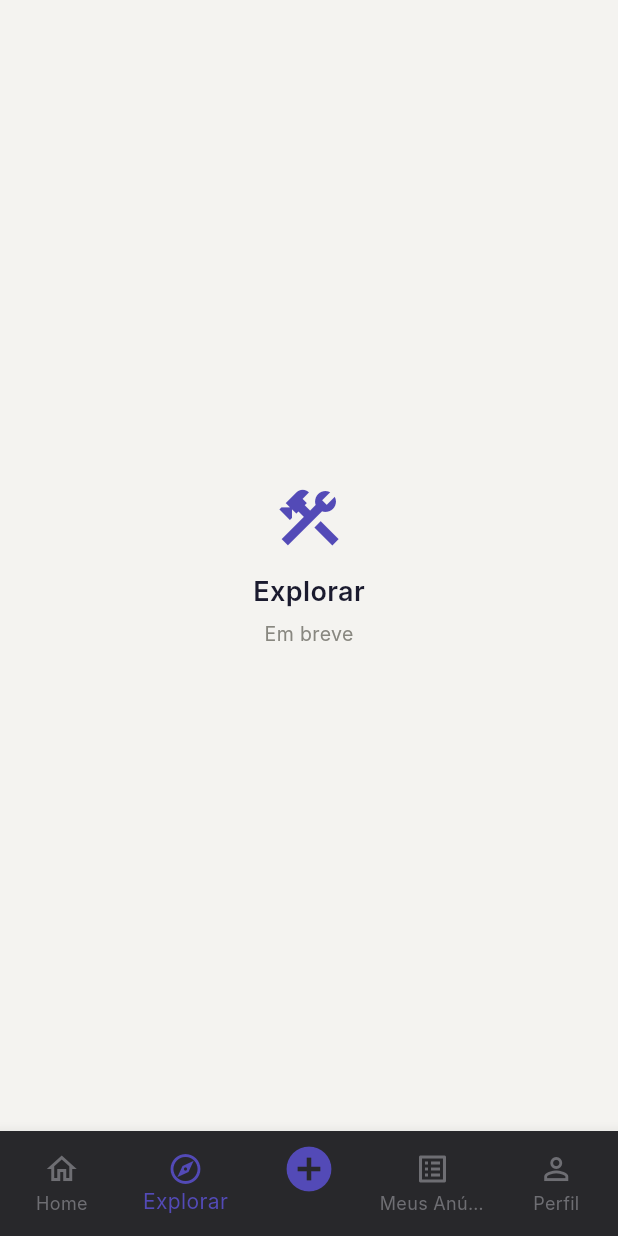
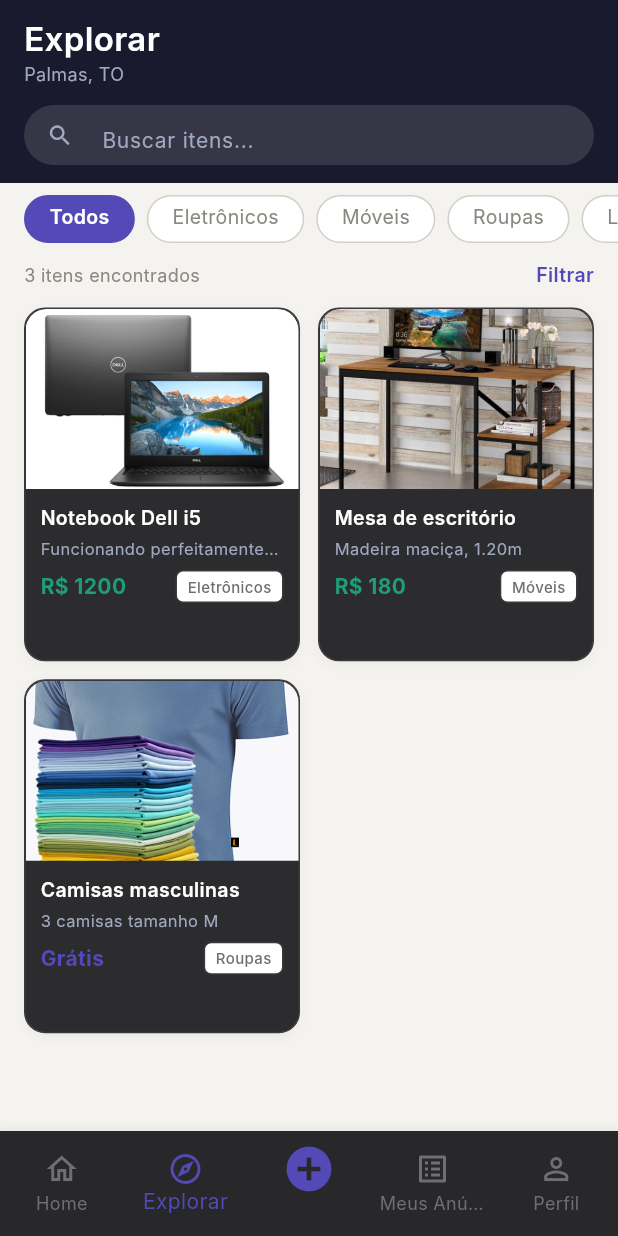
Before and after one commit to JoaoPOPaulino/desapego_app, a Flutter app: the screen it shows after launch, item 2 of the bottom bar chosen, on a phone screen of 412 x 824 dp. Run offline on Flutter 3.47's test engine with Material 3 defaults, Android fonts, the phone set to English and light mode, and no system bars; our stand-ins replace carousel_slider, cloud_firestore, firebase_core, flutter_image_compress, image_picker, mask_text_input_formatter; accounts and stored records are empty; Roboto replaces fonts that are missing (Inter).

Commit message:
Explorar e melhorias viasuais

```diff
--- a/lib/app.dart
+++ b/lib/app.dart
@@ -1,5 +1,6 @@
 import 'package:desapego/core/theme.dart';
 import 'package:desapego/screens/cadastrar_screen.dart';
+import 'package:desapego/screens/explorar_screen.dart';
 import 'package:desapego/screens/home_screen.dart';
 import 'package:flutter/material.dart';
 
@@ -30,7 +31,7 @@ class _MainScreenState extends State<MainScreen> {
   // Apenas as telas já implementadas
   final List<Widget> _screens = [
     const HomeScreen(),
-    const _EmBreve(label: 'Explorar'),
+    const ExplorarScreen(),
     const _EmBreve(label: 'Meus Anúncios'),
     const _EmBreve(label: 'Perfil'),
   ];
--- /dev/null
+++ b/lib/data/mock_data.dart
@@ -0,0 +1,42 @@
+import '../models/item_model.dart';
+
+class MockData {
+  static final List<ItemModel> itens = [
+    ItemModel(
+      id: '1',
+      nome: 'Notebook Dell i5',
+      descricao: 'Funcionando perfeitamente, 8GB RAM',
+      categoria: 'Eletrônicos',
+      preco: 1200,
+      nomeContato: 'João Silva',
+      contato: '(63) 9 9999-0000',
+      imagemAsset: 'assets/images/notebook.png',
+      destaque: true,
+      criadoEm: DateTime.now(),
+    ),
+    ItemModel(
+      id: '2',
+      nome: 'Mesa de escritório',
+      descricao: 'Madeira maciça, 1.20m',
+      categoria: 'Móveis',
+      preco: 180,
+      nomeContato: 'Maria Souza',
+      contato: '(63) 9 8888-0000',
+      imagemAsset: 'assets/images/mesa_escritorio.jpg',
+      destaque: true,
+      criadoEm: DateTime.now(),
+    ),
+    ItemModel(
+      id: '3',
+      nome: 'Camisas masculinas',
+      descricao: '3 camisas tamanho M',
+      categoria: 'Roupas',
+      preco: null,
+      nomeContato: 'Pedro Lima',
+      contato: '(63) 9 7777-0000',
+      imagemAsset: 'assets/images/camisas.png',
+      destaque: true,
+      criadoEm: DateTime.now(),
+    ),
+  ];
+}
--- a/lib/screens/detalhe_screen.dart
+++ b/lib/screens/detalhe_screen.dart
@@ -1,5 +1,6 @@
 import 'package:desapego/core/theme.dart';
 import 'package:desapego/models/item_model.dart';
+import 'package:desapego/widgets/item_imagem.dart';
 import 'package:flutter/material.dart';
 
 class DetalheScreen extends StatelessWidget {
@@ -23,7 +24,7 @@ class DetalheScreen extends StatelessWidget {
                   _buildDivider(),
                   _buildDescricao(),
                   _buildContato(),
-                  const SizedBox(height: 80),
+                  const SizedBox(height: 100),
                 ],
               ),
             ),
@@ -37,36 +38,18 @@ class DetalheScreen extends StatelessWidget {
   Widget _buildHeroImage(BuildContext context) {
     return Stack(
       children: [
-        Container(
+        // Usa ItemImage — suporta Base64, URL e asset
+        SizedBox(
           width: double.infinity,
           height: 260,
-          color: const Color(0xFFE1F5EE),
-          child: item.imagemUrl != null
-              ? Image.network(
-                  item.imagemUrl!,
-                  fit: BoxFit.cover,
-                  loadingBuilder: (_, child, progress) {
-                    if (progress == null) return child;
-                    return const Center(
-                      child: CircularProgressIndicator(color: AppTheme.primary),
-                    );
-                  },
-                  errorBuilder: (_, __, ___) => const Center(
-                    child: Icon(
-                      Icons.image_not_supported_outlined,
-                      color: Colors.white54,
-                      size: 48,
-                    ),
-                  ),
-                )
-              : const Center(
-                  child: Icon(
-                    Icons.image_outlined,
-                    color: Color(0xFF1D9E75),
-                    size: 64,
-                  ),
-                ),
+          child: ItemImage(
+            item: item,
+            width: double.infinity,
+            height: 260,
+            fit: BoxFit.cover,
+          ),
         ),
+        // Botão voltar
         SafeArea(
           child: Padding(
             padding: const EdgeInsets.all(12),
@@ -88,7 +71,7 @@ class DetalheScreen extends StatelessWidget {
             ),
           ),
         ),
-
+        // Indicador de fotos
         Positioned(
           bottom: 12,
           right: 16,
@@ -226,7 +209,7 @@ class DetalheScreen extends StatelessWidget {
     final partes = nome.split(' ');
     final iniciais = partes.length >= 2
         ? '${partes[0][0]}${partes[1][0]}'.toUpperCase()
-        : nome.substring(0, 2).toUpperCase();
+        : nome.substring(0, nome.length >= 2 ? 2 : 1).toUpperCase();
 
     return Padding(
       padding: const EdgeInsets.fromLTRB(16, 20, 16, 0),
--- /dev/null
+++ b/lib/screens/explorar_screen.dart
@@ -0,0 +1,379 @@
+import 'package:desapego/core/theme.dart';
+import 'package:desapego/data/mock_data.dart';
+import 'package:desapego/models/item_model.dart';
+import 'package:desapego/screens/detalhe_screen.dart';
+import 'package:desapego/services/item_service.dart';
+import 'package:desapego/widgets/item_imagem.dart';
+import 'package:flutter/material.dart';
+import 'package:flutter/services.dart';
+
+class ExplorarScreen extends StatefulWidget {
+  const ExplorarScreen({super.key});
+
+  @override
+  State<ExplorarScreen> createState() => _ExplorarScreenState();
+}
+
+class _ExplorarScreenState extends State<ExplorarScreen> {
+  String _categoriaSelecionada = 'Todos';
+  String _busca = '';
+
+  final List<String> _categorias = [
+    'Todos',
+    'Eletrônicos',
+    'Móveis',
+    'Roupas',
+    'Livros',
+    'Esportes',
+    'Outros',
+  ];
+
+  List<ItemModel> _filtrar(List<ItemModel> itens) {
+    return itens.where((item) {
+      final categoriaOk =
+          _categoriaSelecionada == 'Todos' ||
+          item.categoria == _categoriaSelecionada;
+      final buscaOk =
+          _busca.isEmpty ||
+          item.nome.toLowerCase().contains(_busca.toLowerCase()) ||
+          item.descricao.toLowerCase().contains(_busca.toLowerCase());
+      return categoriaOk && buscaOk;
+    }).toList();
+  }
+
+  @override
+  Widget build(BuildContext context) {
+    SystemChrome.setSystemUIOverlayStyle(
+      const SystemUiOverlayStyle(
+        statusBarColor: Colors.transparent,
+        statusBarIconBrightness: Brightness.light,
+      ),
+    );
+
+    return Scaffold(
+      backgroundColor: AppTheme.contentBg,
+      body: Column(
+        children: [
+          _buildTopBar(context),
+          Expanded(
+            child: StreamBuilder<List<ItemModel>>(
+              stream: ItemService.listarTodos(),
+              builder: (context, snapshot) {
+                if (snapshot.connectionState == ConnectionState.waiting) {
+                  return const Center(
+                    child: CircularProgressIndicator(color: AppTheme.primary),
+                  );
+                }
+
+                if (snapshot.hasError) {
+                  return Center(
+                    child: Text(
+                      'Erro ao carregar itens.',
+                      style: TextStyle(color: Colors.red[300]),
+                    ),
+                  );
+                }
+
+                final itensFirestore = snapshot.data ?? [];
+
+                final todos = [...MockData.itens, ...itensFirestore];
+                final filtrados = _filtrar(todos);
+
+                return Column(
+                  children: [
+                    _buildFiltros(),
+                    _buildContador(filtrados.length),
+                    Expanded(child: _buildGrid(context, filtrados)),
+                  ],
+                );
+              },
+            ),
+          ),
+        ],
+      ),
+    );
+  }
+
+  Widget _buildTopBar(BuildContext context) {
+    return Container(
+      color: AppTheme.background,
+      padding: EdgeInsets.only(
+        top: MediaQuery.of(context).padding.top + 10,
+        left: 16,
+        right: 16,
+        bottom: 12,
+      ),
+      child: Column(
+        crossAxisAlignment: CrossAxisAlignment.start,
+        children: [
+          const Row(
+            mainAxisAlignment: MainAxisAlignment.spaceBetween,
+            children: [
+              Column(
+                crossAxisAlignment: CrossAxisAlignment.start,
+                children: [
+                  Text(
+                    'Explorar',
+                    style: TextStyle(
+                      color: AppTheme.textPrimary,
+                      fontSize: 22,
+                      fontWeight: FontWeight.w600,
+                    ),
+                  ),
+                  Text(
+                    'Palmas, TO',
+                    style: TextStyle(
+                      color: AppTheme.textSecondary,
+                      fontSize: 12,
+                    ),
+                  ),
+                ],
+              ),
+            ],
+          ),
+          const SizedBox(height: 12),
+          Container(
+            height: 40,
+            decoration: BoxDecoration(
+              color: Colors.white.withOpacity(0.12),
+              borderRadius: BorderRadius.circular(20),
+            ),
+            child: TextField(
+              onChanged: (v) => setState(() => _busca = v),
+              style: const TextStyle(color: Colors.white, fontSize: 14),
+              decoration: const InputDecoration(
+                hintText: 'Buscar itens...',
+                hintStyle: TextStyle(
+                  color: AppTheme.textSecondary,
+                  fontSize: 14,
+                ),
+                prefixIcon: Icon(
+                  Icons.search,
+                  color: AppTheme.textSecondary,
+                  size: 18,
+                ),
+                border: InputBorder.none,
+                contentPadding: EdgeInsets.symmetric(vertical: 10),
+              ),
+            ),
+          ),
+        ],
+      ),
+    );
+  }
+
+  Widget _buildFiltros() {
+    return SizedBox(
+      height: 48,
+      width: double.infinity,
+      child: ListView.separated(
+        scrollDirection: Axis.horizontal,
+        physics: const BouncingScrollPhysics(),
+        shrinkWrap: true,
+        padding: const EdgeInsets.symmetric(horizontal: 16, vertical: 8),
+        itemCount: _categorias.length,
+        separatorBuilder: (_, __) => const SizedBox(width: 8),
+        itemBuilder: (context, index) {
+          final cat = _categorias[index];
+          final selecionado = cat == _categoriaSelecionada;
+
+          return GestureDetector(
+            onTap: () => setState(() => _categoriaSelecionada = cat),
+            child: AnimatedContainer(
+              duration: const Duration(milliseconds: 150),
+              padding: const EdgeInsets.symmetric(horizontal: 16, vertical: 4),
+              decoration: BoxDecoration(
+                color: selecionado ? AppTheme.primary : Colors.white,
+                borderRadius: BorderRadius.circular(20),
+                border: Border.all(
+                  color: selecionado
+                      ? AppTheme.primary
+                      : const Color(0xFFD0CFC8),
+                ),
+              ),
+              child: Text(
+                cat,
+                style: TextStyle(
+                  color: selecionado ? Colors.white : const Color(0xFF888780),
+                  fontSize: 13,
+                  fontWeight: selecionado ? FontWeight.w600 : FontWeight.normal,
+                ),
+              ),
+            ),
+          );
+        },
+      ),
+    );
+  }
+
+  Widget _buildContador(int total) {
+    return Padding(
+      padding: const EdgeInsets.fromLTRB(16, 4, 16, 8),
+      child: Row(
+        mainAxisAlignment: MainAxisAlignment.spaceBetween,
+        children: [
+          Text(
+            '$total ${total == 1 ? 'item encontrado' : 'itens encontrados'}',
+            style: const TextStyle(color: Color(0xFF888780), fontSize: 12),
+          ),
+          const Text(
+            'Filtrar',
+            style: TextStyle(
+              color: AppTheme.primary,
+              fontSize: 13,
+              fontWeight: FontWeight.w600,
+            ),
+          ),
+        ],
+      ),
+    );
+  }
+
+  Widget _buildGrid(BuildContext context, List<ItemModel> itens) {
+    if (itens.isEmpty) {
+      return const Center(
+        child: Column(
+          mainAxisAlignment: MainAxisAlignment.center,
+          children: [
+            Icon(Icons.search_off_outlined, size: 48, color: Color(0xFFB4B2A9)),
+            SizedBox(height: 12),
+            Text(
+              'Nenhum item encontrado',
+              style: TextStyle(color: Color(0xFF888780), fontSize: 14),
+            ),
+          ],
+        ),
+      );
+    }
+
+    return GridView.builder(
+      padding: const EdgeInsets.symmetric(horizontal: 16, vertical: 4),
+      gridDelegate: const SliverGridDelegateWithFixedCrossAxisCount(
+        crossAxisCount: 2,
+        crossAxisSpacing: 12,
+        mainAxisSpacing: 12,
+        childAspectRatio: 0.78,
+      ),
+      itemCount: itens.length,
+      itemBuilder: (context, index) => _buildGridCard(context, itens[index]),
+    );
+  }
+
+  Widget _buildGridCard(BuildContext context, ItemModel item) {
+    return GestureDetector(
+      onTap: () => Navigator.push(
+        context,
+        MaterialPageRoute(builder: (_) => DetalheScreen(item: item)),
+      ),
+      child: Container(
+        decoration: BoxDecoration(
+          color: AppTheme.cardColor,
+          borderRadius: BorderRadius.circular(14),
+          border: Border.all(color: AppTheme.border, width: 1),
+          boxShadow: [
+            BoxShadow(
+              color: Colors.black.withOpacity(0.04),
+              blurRadius: 6,
+              offset: const Offset(0, 2),
+            ),
+          ],
+        ),
+        child: Column(
+          crossAxisAlignment: CrossAxisAlignment.start,
+          children: [
+            // IMAGEM + CATEGORIA
+            Stack(
+              children: [
+                ClipRRect(
+                  borderRadius: const BorderRadius.vertical(
+                    top: Radius.circular(14),
+                  ),
+                  child: ItemImage(
+                    item: item,
+                    width: double.infinity,
+                    height: 120,
+                    fit: BoxFit.cover,
+                  ),
+                ),
+              ],
+            ),
+
+            //INFORMAÇÕES
+            Padding(
+              padding: const EdgeInsets.all(10),
+              child: Column(
+                crossAxisAlignment: CrossAxisAlignment.start,
+                children: [
+                  Text(
+                    item.nome,
+                    maxLines: 1,
+                    overflow: TextOverflow.ellipsis,
+                    style: const TextStyle(
+                      color: AppTheme.textPrimary,
+                      fontSize: 13,
+                      fontWeight: FontWeight.w600,
+                    ),
+                  ),
+
+                  const SizedBox(height: 3),
+
+                  Text(
+                    item.descricao,
+                    maxLines: 1,
+                    overflow: TextOverflow.ellipsis,
+                    style: const TextStyle(
+                      color: AppTheme.textSecondary,
+                      fontSize: 11,
+                    ),
+                  ),
+
+                  const SizedBox(height: 6),
+
+                  Row(
+                    mainAxisAlignment: MainAxisAlignment.spaceBetween,
+                    children: [
+                      Text(
+                        item.isGratuito
+                            ? 'Grátis'
+                            : 'R\$ ${item.preco!.toStringAsFixed(0)}',
+                        style: TextStyle(
+                          color: item.isGratuito
+                              ? AppTheme.primary
+                              : AppTheme.priceGreen,
+                          fontSize: 14,
+                          fontWeight: FontWeight.w700,
+                        ),
+                      ),
+                      _buildCategoriaTag(item.categoria),
+                    ],
+                  ),
+                ],
+              ),
+            ),
+          ],
+        ),
+      ),
+    );
+  }
+
+  Widget _buildCategoriaTag(String categoria) {
+    return Container(
+      padding: const EdgeInsets.symmetric(horizontal: 7, vertical: 3),
+      decoration: BoxDecoration(
+        color: Colors.white,
+        borderRadius: BorderRadius.circular(5),
+        border: Border.all(color: AppTheme.border, width: 1),
+      ),
+      child: Text(
+        categoria,
+        style: const TextStyle(
+          color: AppTheme.textMuted,
+          fontSize: 10,
+          fontWeight: FontWeight.w500,
+        ),
+        maxLines: 1,
+        overflow: TextOverflow.ellipsis,
+      ),
+    );
+  }
+}
--- a/lib/screens/home_screen.dart
+++ b/lib/screens/home_screen.dart
@@ -6,49 +6,10 @@ import 'package:flutter/material.dart';
 import 'package:flutter/services.dart';
 import '../core/theme.dart';
 import '../models/item_model.dart';
+import '../data/mock_data.dart';
 
 class HomeScreen extends StatelessWidget {
   const HomeScreen({super.key});
-
-  // Dados mockados locais (enquanto não há itens no Firestore)
-  static final List<ItemModel> _destaquesMock = [
-    ItemModel(
-      id: '1',
-      nome: 'Notebook Dell i5',
-      descricao: 'Funcionando perfeitamente, 8GB RAM',
-      categoria: 'Eletrônicos',
-      preco: 1200,
-      nomeContato: 'João Silva',
-      contato: '(63) 9 9999-0000',
-      imagemAsset: 'assets/images/notebook.png',
-      destaque: true,
-      criadoEm: DateTime.now(),
-    ),
-    ItemModel(
-      id: '2',
-      nome: 'Mesa de escritório',
-      descricao: 'Madeira maciça, 1.20m',
-      categoria: 'Móveis',
-      preco: 180,
-      nomeContato: 'Maria Souza',
-      contato: '(63) 9 8888-0000',
-      imagemAsset: 'assets/images/mesa_escritorio.jpg',
-      destaque: true,
-      criadoEm: DateTime.now(),
-    ),
-    ItemModel(
-      id: '3',
-      nome: 'Camisas masculinas',
-      descricao: '3 camisas tamanho M',
-      categoria: 'Roupas',
-      preco: null,
-      nomeContato: 'Pedro Lima',
-      contato: '(63) 9 7777-0000',
-      imagemAsset: 'assets/images/camisas.png',
-      destaque: true,
-      criadoEm: DateTime.now(),
-    ),
-  ];
 
   @override
   Widget build(BuildContext context) {
@@ -71,11 +32,12 @@ class HomeScreen extends StatelessWidget {
                 children: [
                   const SizedBox(height: 16),
                   CarouselWidget(
-                    itens: _destaquesMock,
+                    itens: MockData.itens,
                     onItemTap: (item) => Navigator.push(
                       context,
                       MaterialPageRoute(
-                          builder: (_) => DetalheScreen(item: item)),
+                        builder: (_) => DetalheScreen(item: item),
+                      ),
                     ),
                   ),
                   const SizedBox(height: 20),
@@ -148,8 +110,7 @@ class HomeScreen extends StatelessWidget {
                 SizedBox(width: 8),
                 Text(
                   'Buscar itens...',
-                  style:
-                      TextStyle(color: AppTheme.textSecondary, fontSize: 14),
+                  style: TextStyle(color: AppTheme.textSecondary, fontSize: 14),
                 ),
               ],
             ),
@@ -206,51 +167,33 @@ class HomeScreen extends StatelessWidget {
             child: Center(
               child: Text(
                 'Erro ao carregar itens.',
-                style: TextStyle(color: Colors.red[300]),
+                style: TextStyle(color: Colors.red),
               ),
             ),
           );
         }
 
-        final itens = snapshot.data ?? [];
+        final itensFirestore = snapshot.data ?? [];
 
-        // Sem dados ainda — mostra mock
-        if (itens.isEmpty) {
-          return Padding(
-            padding: const EdgeInsets.symmetric(horizontal: 16),
-            child: Column(
-              children: _destaquesMock
-                  .map((item) => Padding(
-                        padding: const EdgeInsets.only(bottom: 10),
-                        child: ItemCard(
-                          item: item,
-                          onTap: () => Navigator.push(
-                            context,
-                            MaterialPageRoute(
-                                builder: (_) => DetalheScreen(item: item)),
-                          ),
-                        ),
-                      ))
-                  .toList(),
-            ),
-          );
-        }
+        final todosItens = [...MockData.itens, ...itensFirestore];
 
-        // Dados do Firestore
         return ListView.separated(
           shrinkWrap: true,
           physics: const NeverScrollableScrollPhysics(),
           padding: const EdgeInsets.symmetric(horizontal: 16),
-          itemCount: itens.length,
+          itemCount: todosItens.length,
           separatorBuilder: (_, __) => const SizedBox(height: 10),
-          itemBuilder: (context, index) => ItemCard(
-            item: itens[index],
-            onTap: () => Navigator.push(
-              context,
-              MaterialPageRoute(
-                  builder: (_) => DetalheScreen(item: itens[index])),
-            ),
-          ),
+          itemBuilder: (context, index) {
+            final item = todosItens[index];
+
+            return ItemCard(
+              item: item,
+              onTap: () => Navigator.push(
+                context,
+                MaterialPageRoute(builder: (_) => DetalheScreen(item: item)),
+              ),
+            );
+          },
         );
       },
     );
--- a/lib/widgets/item_card.dart
+++ b/lib/widgets/item_card.dart
@@ -2,7 +2,6 @@ import 'package:desapego/widgets/item_imagem.dart';
 import 'package:flutter/material.dart';
 import '../models/item_model.dart';
 import '../core/theme.dart';
-
 
 class ItemCard extends StatelessWidget {
   final ItemModel item;
@@ -181,8 +180,9 @@ class ItemCard extends StatelessWidget {
     return Container(
       padding: const EdgeInsets.symmetric(horizontal: 7, vertical: 3),
       decoration: BoxDecoration(
-        color: const Color(0xFF3A3A3C),
+        color: Colors.white,
         borderRadius: BorderRadius.circular(4),
+        border: Border.all(color: const Color(0xFFE0E0E0), width: 1),
       ),
       child: Text(
         item.categoria,
```
Also changed, not shown: 1 other file.
